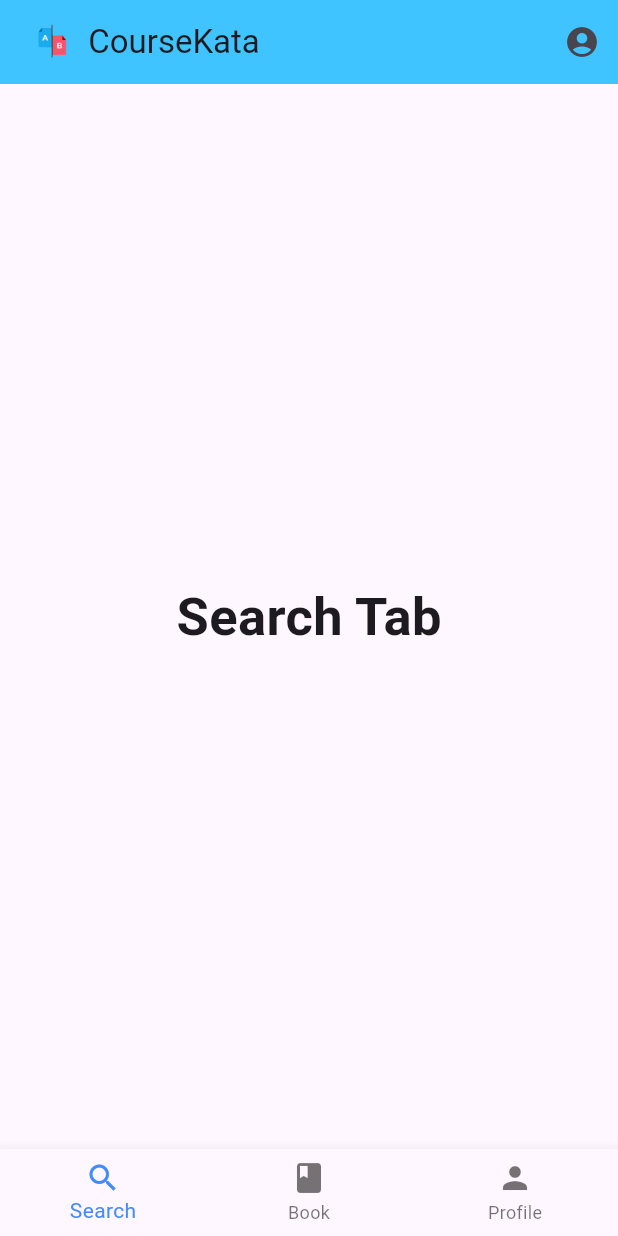
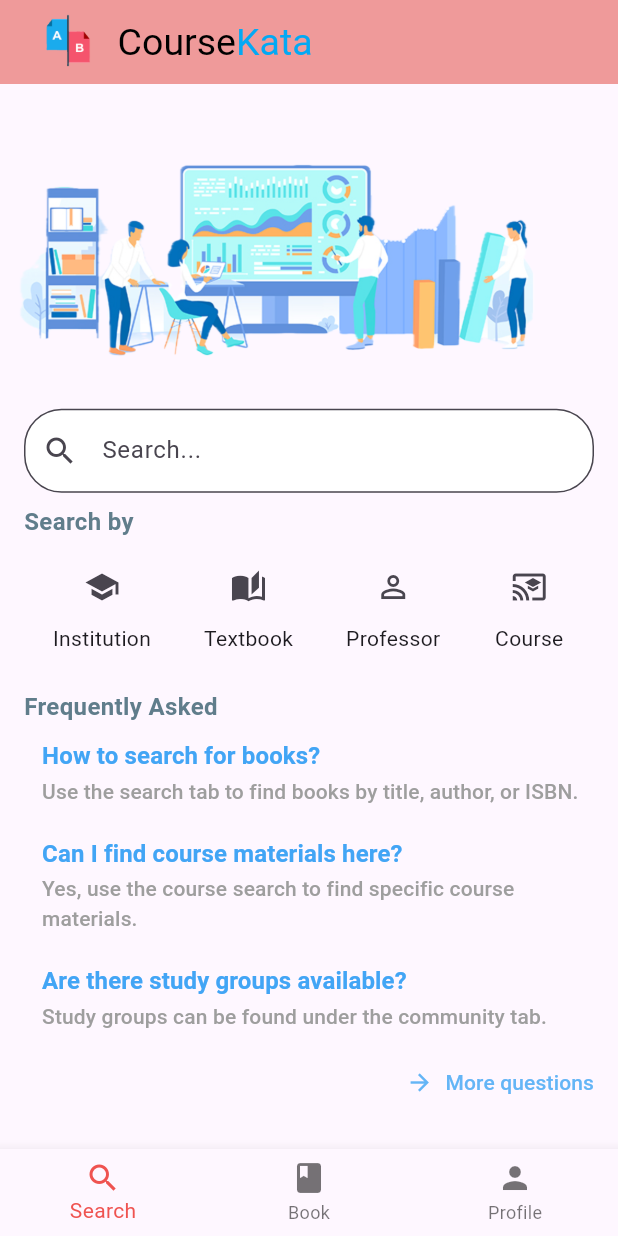
Before and after one commit to 9916bernard/DataFest, a Flutter app: the screen it shows after launch, on a phone screen of 412 x 824 dp. Run offline on Flutter 3.47's test engine with Material 3 defaults, Android fonts, the phone set to English and light mode, and no system bars; our stand-ins replace cloud_firestore, firebase_core, flutter_riverpod; accounts and stored records are empty.

Commit message:
coursekata

```diff
--- a/datafest/lib/home.dart
+++ b/datafest/lib/home.dart
@@ -1,7 +1,11 @@
+import 'package:datafest/tabs/book/book_tab.dart';
+import 'package:datafest/tabs/profile/profile_tab.dart';
+import 'package:datafest/tabs/search/search_tab.dart';
 import 'package:flutter/material.dart';
 
 class MyHomePage extends StatefulWidget {
-  const MyHomePage({super.key, required this.title});
+  MyHomePage({Key? key, required this.title})
+      : super(key: key); // 'const' removed here
 
   final String title;
 
@@ -10,22 +14,13 @@ class MyHomePage extends StatefulWidget {
 }
 
 class _MyHomePageState extends State<MyHomePage> {
-  int _selectedIndex = 0; // New
+  int _selectedIndex = 0;
 
-  static List<Widget> _widgetOptions = <Widget>[
-    // Placeholder Widgets for Navigation Bar Tabs
-    Text(
-      'Search Tab',
-      style: TextStyle(fontSize: 35, fontWeight: FontWeight.bold),
-    ),
-    Text(
-      'Book Tab',
-      style: TextStyle(fontSize: 35, fontWeight: FontWeight.bold),
-    ),
-    Text(
-      'Profile Tab',
-      style: TextStyle(fontSize: 35, fontWeight: FontWeight.bold),
-    ),
+  static final List<Widget> _widgetOptions = <Widget>[
+    // 'const' removed here
+    SearchTab(),
+    BookTab(),
+    ProfileTab(),
   ];
 
   void _onItemTapped(int index) {
@@ -38,35 +33,39 @@ class _MyHomePageState extends State<MyHomePage> {
   Widget build(BuildContext context) {
     return Scaffold(
       appBar: AppBar(
-        backgroundColor: Colors.lightBlueAccent,
+        backgroundColor: Colors.red[200],
         title: Row(
           children: [
             Image.asset(
-              'assets/kata_icon.png', // Replace with your icon asset
+              'assets/kata_icon.png', // Make sure this asset is in the correct directory
               fit: BoxFit.contain,
-              height: 32,
+              height: 50,
             ),
             Container(
               padding: const EdgeInsets.all(8.0),
-              child: Text(widget.title),
-            )
+              child: RichText(
+                text: const TextSpan(
+                  style: TextStyle(fontSize: 25), // Directly set the font size
+                  children: <TextSpan>[
+                    TextSpan(
+                      text: 'Course',
+                      style: TextStyle(color: Colors.black),
+                    ),
+                    TextSpan(
+                      text: 'Kata',
+                      style: TextStyle(color: Colors.lightBlue),
+                    ),
+                  ],
+                ),
+              ),
+            ),
           ],
         ),
-        actions: <Widget>[
-          IconButton(
-            icon: const Icon(Icons.account_circle),
-            onPressed: () {
-              // Implement profile action
-            },
-          ),
-        ],
       ),
-      body: Center(
-        // New
-        child: _widgetOptions.elementAt(_selectedIndex), // New
-      ),
+      body: _widgetOptions.elementAt(_selectedIndex),
       bottomNavigationBar: BottomNavigationBar(
         items: const <BottomNavigationBarItem>[
+          // 'const' can remain here because BottomNavigationBarItem has a const constructor
           BottomNavigationBarItem(
             icon: Icon(Icons.search),
             label: 'Search',
@@ -80,29 +79,10 @@ class _MyHomePageState extends State<MyHomePage> {
             label: 'Profile',
           ),
         ],
-        currentIndex: _selectedIndex, // New
-        selectedItemColor: Colors.blueAccent, // New
-        onTap: _onItemTapped, // New
+        currentIndex: _selectedIndex,
+        selectedItemColor: Colors.red[400],
+        onTap: _onItemTapped,
       ),
     );
   }
 }
-
-class SearchField extends StatelessWidget {
-  const SearchField();
-
-  @override
-  Widget build(BuildContext context) {
-    return TextField(
-      decoration: InputDecoration(
-        fillColor: Colors.white,
-        filled: true,
-        border: OutlineInputBorder(
-          borderRadius: BorderRadius.circular(25.0),
-          borderSide: BorderSide(),
-        ),
-        prefixIcon: Icon(Icons.search),
-      ),
-    );
-  }
-}
--- a/datafest/lib/main.dart
+++ b/datafest/lib/main.dart
@@ -24,9 +24,7 @@ class MyApp extends StatelessWidget {
         ),
         // You can add more theme data that fits your design
       ),
-      home: const MyHomePage(title: 'CourseKata'),
+      home: MyHomePage(title: 'CourseKata'),
     );
   }
 }
-
-// ...Include your MyHomePage class here...
--- /dev/null
+++ b/datafest/lib/tabs/book/book_tab.dart
@@ -0,0 +1,68 @@
+import 'package:flutter/material.dart';
+
+class BookTab extends StatefulWidget {
+  @override
+  _BookTabState createState() => _BookTabState();
+}
+
+class _BookTabState extends State<BookTab> {
+  @override
+  Widget build(BuildContext context) {
+    List<Map<String, String>> books = [
+      {
+        'title': 'High School / Advanced Statistics and Data Science I',
+        'code': 'ABC'
+      },
+      {'title': 'High School / Statistics and Data Science I', 'code': 'AB'},
+      {'title': 'High School / Statistics and Data Science II', 'code': 'XCD'},
+      {'title': 'High School / Algebra + Data Science', 'code': 'G'},
+      {'title': 'College / Introductory Statistics with R', 'code': 'ABC'},
+      {'title': 'College / Advanced Statistics with R', 'code': 'ABCD'},
+      {'title': 'College / Accelerated Statistics with R', 'code': 'XCD'},
+      {'title': 'CKHub: Jupyter made easy', 'code': ''},
+    ];
+
+    return ListView.builder(
+      itemCount: books.length,
+      itemBuilder: (BuildContext context, int index) {
+        return Card(
+          margin: const EdgeInsets.symmetric(horizontal: 16.0, vertical: 8.0),
+          child: TextButton(
+            style: TextButton.styleFrom(
+              foregroundColor: Colors.black,
+              padding: const EdgeInsets.all(16.0), // Text Color
+              textStyle: TextStyle(fontSize: 10.0),
+            ),
+            onPressed: () {
+              // TODO: Add your onPressed logic here
+            },
+            child: Row(
+              mainAxisAlignment: MainAxisAlignment.spaceBetween,
+              children: <Widget>[
+                Text(
+                  books[index]['title']!,
+                  style: TextStyle(
+                    fontWeight: FontWeight.w500,
+                    color: Colors.black,
+                  ),
+                ),
+                if (books[index]['code']!.isNotEmpty)
+                  Container(
+                    padding: const EdgeInsets.symmetric(
+                        horizontal: 8.0, vertical: 4.0),
+                    color: Colors.lightBlue,
+                    child: Text(
+                      books[index]['code']!,
+                      style: TextStyle(
+                        color: Colors.white,
+                      ),
+                    ),
+                  ),
+              ],
+            ),
+          ),
+        );
+      },
+    );
+  }
+}
--- /dev/null
+++ b/datafest/lib/tabs/profile/profile_tab.dart
@@ -0,0 +1,15 @@
+import 'package:datafest/home.dart';
+import 'package:flutter/material.dart';
+
+class ProfileTab extends StatefulWidget {
+  @override
+  _ProfileTabState createState() => _ProfileTabState();
+}
+
+class _ProfileTabState extends State<ProfileTab> {
+  @override
+  Widget build(BuildContext context) {
+    // Implement your ProfileTab UI here
+    return Center(child: Text('Profile Tab'));
+  }
+}
--- /dev/null
+++ b/datafest/lib/tabs/search/search_tab.dart
@@ -0,0 +1,98 @@
+import 'package:datafest/home.dart';
+import 'package:datafest/tabs/search/widgets/faq_section_widget.dart';
+import 'package:datafest/tabs/search/widgets/icon_label_button_widget.dart';
+import 'package:datafest/tabs/search/widgets/question_button_widget.dart';
+import 'package:datafest/tabs/search/widgets/search_field_widget.dart';
+import 'package:flutter/material.dart';
+
+class SearchTab extends StatefulWidget {
+  @override
+  _SearchTabState createState() => _SearchTabState();
+}
+
+class _SearchTabState extends State<SearchTab> {
+  @override
+  Widget build(BuildContext context) {
+    return SingleChildScrollView(
+      child: Column(
+        crossAxisAlignment:
+            CrossAxisAlignment.start, // Align content to the start
+        children: [
+          Padding(
+            padding: const EdgeInsets.all(8.0),
+            child: Image.asset(
+              'assets/search_image.png', // Replace with your asset
+              fit: BoxFit.fill,
+            ),
+          ),
+          Padding(
+            padding:
+                const EdgeInsets.symmetric(horizontal: 16.0, vertical: 8.0),
+            child: SearchField(),
+          ),
+          Padding(
+            padding: const EdgeInsets.only(left: 16.0),
+            child: Text(
+              'Search by',
+              style: TextStyle(
+                fontSize: 16.0, // Made size smaller
+                fontWeight: FontWeight.bold,
+                color: Colors.blueGrey,
+              ),
+            ),
+          ),
+          Padding(
+            padding: const EdgeInsets.symmetric(vertical: 8.0),
+            child: Row(
+              mainAxisAlignment: MainAxisAlignment.spaceEvenly,
+              children: [
+                IconLabelButton(
+                  iconData: Icons.school,
+                  label: 'Institution',
+                ),
+                IconLabelButton(
+                  iconData: Icons.auto_stories, // Changed icon for 'Textbook'
+                  label: 'Textbook',
+                ),
+                IconLabelButton(
+                  iconData: Icons.person_outline,
+                  label: 'Professor',
+                ),
+                IconLabelButton(
+                  iconData:
+                      Icons.cast_for_education, // Changed icon for 'Course'
+                  label: 'Course',
+                ),
+              ],
+            ),
+          ),
+          Padding(
+            padding: const EdgeInsets.only(left: 16.0, top: 16.0),
+            child: Text(
+              'Frequently Asked',
+              style: TextStyle(
+                fontSize: 16.0, // Made size smaller
+                fontWeight: FontWeight.bold,
+                color: Colors.blueGrey,
+              ),
+            ),
+          ),
+          FAQSection(), // New FAQ section
+          Align(
+            alignment: Alignment.centerRight, // Aligns the button to the right
+            child: TextButton.icon(
+              onPressed: () {
+                // TODO: Implement action for 'More questions'
+              },
+              icon: Icon(Icons.arrow_forward, color: Colors.blue[300]),
+              label: Text(
+                'More questions',
+                style: TextStyle(color: Colors.blue[300]),
+              ),
+            ),
+          ),
+        ],
+      ),
+    );
+  }
+}
--- /dev/null
+++ b/datafest/lib/tabs/search/widgets/faq_section_widget.dart
@@ -0,0 +1,26 @@
+import 'package:datafest/tabs/search/widgets/question_button_widget.dart';
+import 'package:flutter/material.dart';
+
+class FAQSection extends StatelessWidget {
+  @override
+  Widget build(BuildContext context) {
+    return Column(
+      crossAxisAlignment: CrossAxisAlignment.start,
+      children: [
+        FAQQuestionButton(
+          question: 'How to search for books?',
+          answer: 'Use the search tab to find books by title, author, or ISBN.',
+        ),
+        FAQQuestionButton(
+          question: 'Can I find course materials here?',
+          answer:
+              'Yes, use the course search to find specific course materials.',
+        ),
+        FAQQuestionButton(
+          question: 'Are there study groups available?',
+          answer: 'Study groups can be found under the community tab.',
+        ),
+      ],
+    );
+  }
+}
--- /dev/null
+++ b/datafest/lib/tabs/search/widgets/icon_label_button_widget.dart
@@ -0,0 +1,28 @@
+import 'package:flutter/material.dart';
+
+class IconLabelButton extends StatelessWidget {
+  final IconData iconData;
+  final String label;
+
+  const IconLabelButton({
+    Key? key,
+    required this.iconData,
+    required this.label,
+  }) : super(key: key);
+
+  @override
+  Widget build(BuildContext context) {
+    return Column(
+      mainAxisSize: MainAxisSize.min,
+      children: [
+        IconButton(
+          icon: Icon(iconData),
+          onPressed: () {
+            // TODO: Implement navigation or functionality
+          },
+        ),
+        Text(label),
+      ],
+    );
+  }
+}
--- /dev/null
+++ b/datafest/lib/tabs/search/widgets/question_button_widget.dart
@@ -0,0 +1,45 @@
+import 'package:flutter/material.dart';
+
+class FAQQuestionButton extends StatelessWidget {
+  final String question;
+  final String answer;
+
+  const FAQQuestionButton(
+      {Key? key, required this.question, required this.answer})
+      : super(key: key);
+
+  @override
+  Widget build(BuildContext context) {
+    return TextButton(
+      onPressed: () {
+        // TODO: Implement navigation or functionality
+      },
+      child: Padding(
+        padding: const EdgeInsets.only(left: 16.0, bottom: 2.0, top: 2.0),
+        child: Column(
+          crossAxisAlignment: CrossAxisAlignment.start,
+          children: [
+            Text(
+              question,
+              style: TextStyle(
+                fontWeight: FontWeight.bold,
+                color: Colors.blue[400],
+                fontSize: 16.0,
+              ),
+            ),
+            Padding(
+              padding: const EdgeInsets.only(top: 2.0),
+              child: Text(
+                answer,
+                style: TextStyle(
+                  fontSize: 14.0,
+                  color: Colors.grey,
+                ),
+              ),
+            ),
+          ],
+        ),
+      ),
+    );
+  }
+}
--- /dev/null
+++ b/datafest/lib/tabs/search/widgets/search_field_widget.dart
@@ -0,0 +1,19 @@
+import 'package:flutter/material.dart';
+
+class SearchField extends StatelessWidget {
+  @override
+  Widget build(BuildContext context) {
+    return TextField(
+      decoration: InputDecoration(
+        hintText: 'Search...',
+        fillColor: Colors.white,
+        filled: true,
+        border: OutlineInputBorder(
+          borderRadius: BorderRadius.circular(25.0),
+          borderSide: BorderSide(),
+        ),
+        prefixIcon: Icon(Icons.search),
+      ),
+    );
+  }
+}
--- a/datafest/pubspec.yaml
+++ b/datafest/pubspec.yaml
@@ -61,6 +61,7 @@ flutter:
   # To add assets to your application, add an assets section, like this:
   assets:
     - assets/kata_icon.png
+    - assets/search_image.png
      #- images/a_dot_ham.jpeg
 
   # An image asset can refer to one or more resolution-specific "variants", see
```
Also changed, not shown: datafest/assets/search_image.png (added).
